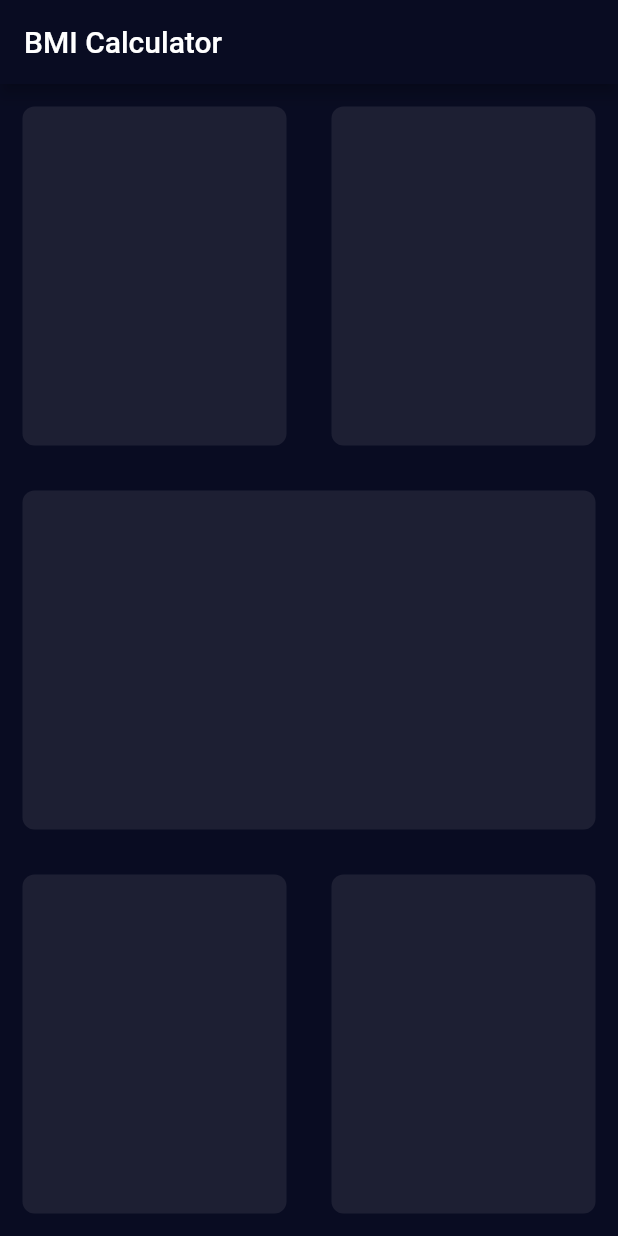
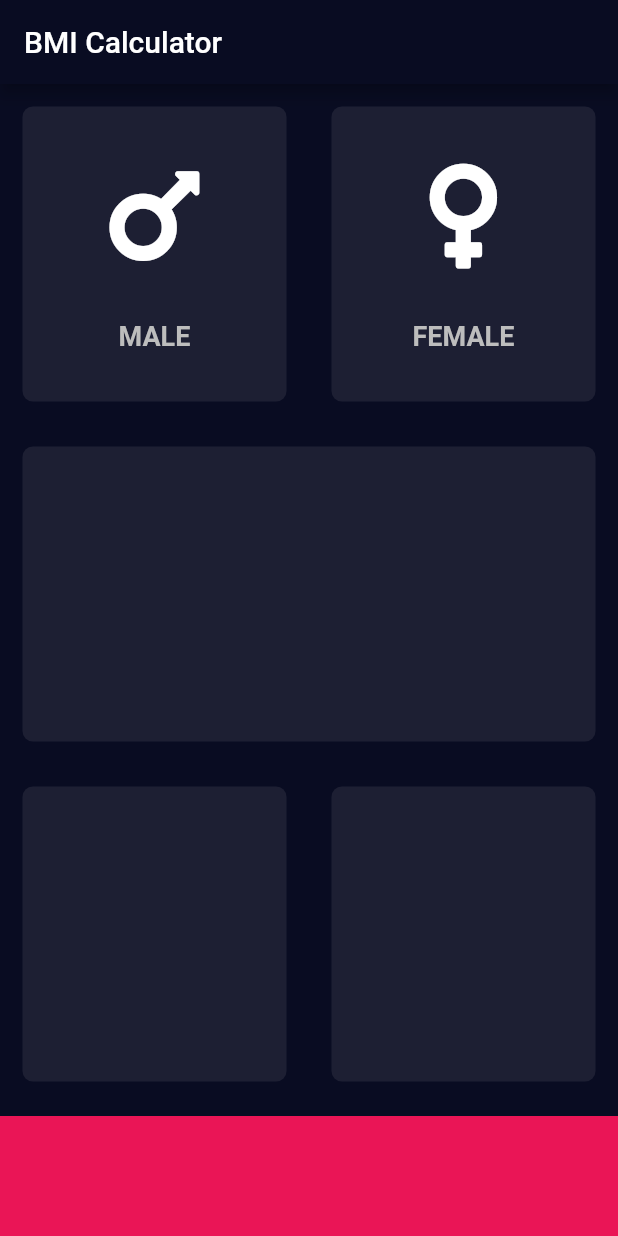
Before and after one commit to shahrohan05/FlutterDemos, a Flutter app: the screen it shows after launch, on a phone screen of 412 x 824 dp. Run offline on Flutter 3.47's test engine with Material 2 defaults, Android fonts, the phone set to English and light mode, and no system bars; our stand-ins replace audioplayers, font_awesome_flutter, rflutter_alert.

Commit message:
added custom widgets for UI components of the input page and bottom bar.

```diff
--- a/bmi_calc/lib/input_page.dart
+++ b/bmi_calc/lib/input_page.dart
@@ -1,4 +1,12 @@
 import 'package:flutter/material.dart';
+import 'package:font_awesome_flutter/font_awesome_flutter.dart';
+
+import 'widget/custom_card.dart';
+import 'widget/icon_content_card.dart';
+
+const secondaryBackgroundColor = Color(0xFF1D1F33);
+const accentColor = Color(0xFFEA1556);
+const customBarHeight = 80.0;
 
 class InputPage extends StatefulWidget {
   InputPage({Key key}) : super(key: key);
@@ -25,21 +33,25 @@ class _InputPageState extends State<InputPage> {
                   mainAxisAlignment: MainAxisAlignment.spaceBetween,
                   children: <Widget>[
                     Expanded(
-                      child: CustomCard(
-                        color: Color(0xFF1D1F33),
+                      child: IconContentCard(
+                        color: secondaryBackgroundColor,
+                        icon: FontAwesomeIcons.mars,
+                        label: 'MALE',
                       ),
                     ),
                     Expanded(
-                      child: CustomCard(
-                        color: Color(0xFF1D1F33),
+                      child: IconContentCard(
+                        color: secondaryBackgroundColor,
+                        icon: FontAwesomeIcons.venus,
+                        label: 'FEMALE',
                       ),
-                    )
+                    ),
                   ],
                 ),
               ),
               Expanded(
                 child: CustomCard(
-                  color: Color(0xFF1D1F33),
+                  color: secondaryBackgroundColor,
                 ),
               ),
               Expanded(
@@ -47,17 +59,22 @@ class _InputPageState extends State<InputPage> {
                   children: <Widget>[
                     Expanded(
                       child: CustomCard(
-                        color: Color(0xFF1D1F33),
+                        color: secondaryBackgroundColor,
                       ),
                     ),
                     Expanded(
                       child: CustomCard(
-                        color: Color(0xFF1D1F33),
+                        color: secondaryBackgroundColor,
                       ),
                     )
                   ],
                 ),
               ),
+              Container(
+                margin: EdgeInsets.only(top: 8.0),
+                color: accentColor,
+                height: customBarHeight,
+              )
             ],
           ),
         ),
@@ -65,20 +82,3 @@ class _InputPageState extends State<InputPage> {
     );
   }
 }
-
-class CustomCard extends StatelessWidget {
-  CustomCard({@required this.color});
-
-  final Color color;
-
-  @override
-  Widget build(BuildContext context) {
-    return Container(
-      margin: EdgeInsets.all(15.0),
-      decoration: BoxDecoration(
-        color: color,
-        borderRadius: BorderRadius.circular(8.0),
-      ),
-    );
-  }
-}
--- /dev/null
+++ b/bmi_calc/lib/widget/custom_card.dart
@@ -0,0 +1,24 @@
+import 'package:flutter/material.dart';
+
+const standardMargin = EdgeInsets.all(15.0);
+
+final regularRadius = BorderRadius.circular(7.0);
+
+class CustomCard extends StatelessWidget {
+  CustomCard({@required this.color, this.child});
+
+  final Color color;
+  final Widget child;
+
+  @override
+  Widget build(BuildContext context) {
+    return Container(
+      margin: standardMargin,
+      decoration: BoxDecoration(
+        color: color,
+        borderRadius: regularRadius,
+      ),
+      child: child,
+    );
+  }
+}
--- /dev/null
+++ b/bmi_calc/lib/widget/icon_content_card.dart
@@ -0,0 +1,36 @@
+import 'package:flutter/material.dart';
+
+import 'two_children_card.dart';
+
+const iconFontSize = 80.0;
+final disabledTextStyle = TextStyle(
+  color: Colors.grey[400],
+  fontSize: 18.0,
+  fontWeight: FontWeight.w700,
+);
+const spaceBetween = 30.0;
+
+class IconContentCard extends StatelessWidget {
+  IconContentCard({this.color, this.icon, this.label});
+
+  final Color color;
+  final IconData icon;
+  final String label;
+
+  @override
+  Widget build(BuildContext context) {
+    return TwoChildrenCard(
+      color: color,
+      topChild: Icon(
+        icon,
+        size: iconFontSize,
+      ),
+      bottomChild: Container(
+        margin: EdgeInsets.only(
+          top: spaceBetween,
+        ),
+        child: Text(label, style: disabledTextStyle),
+      ),
+    );
+  }
+}
--- /dev/null
+++ b/bmi_calc/lib/widget/two_children_card.dart
@@ -0,0 +1,29 @@
+import 'package:flutter/material.dart';
+
+import 'custom_card.dart';
+
+class TwoChildrenCard extends StatelessWidget {
+  TwoChildrenCard({
+    @required this.color,
+    this.topChild,
+    this.bottomChild,
+  });
+
+  final Color color;
+  final Widget topChild;
+  final Widget bottomChild;
+
+  @override
+  Widget build(BuildContext context) {
+    return CustomCard(
+      color: color,
+      child: Column(
+        mainAxisAlignment: MainAxisAlignment.center,
+        children: <Widget>[
+          topChild,
+          bottomChild,
+        ],
+      ),
+    );
+  }
+}
--- a/bmi_calc/pubspec.yaml
+++ b/bmi_calc/pubspec.yaml
@@ -23,6 +23,7 @@ dependencies:
   # The following adds the Cupertino Icons font to your application.
   # Use with the CupertinoIcons class for iOS style icons.
   cupertino_icons: ^0.1.2
+  font_awesome_flutter: ^8.4.0
 
 dev_dependencies:
   flutter_test:
```
Also changed, not shown: bmi_calc/pubspec.lock.
